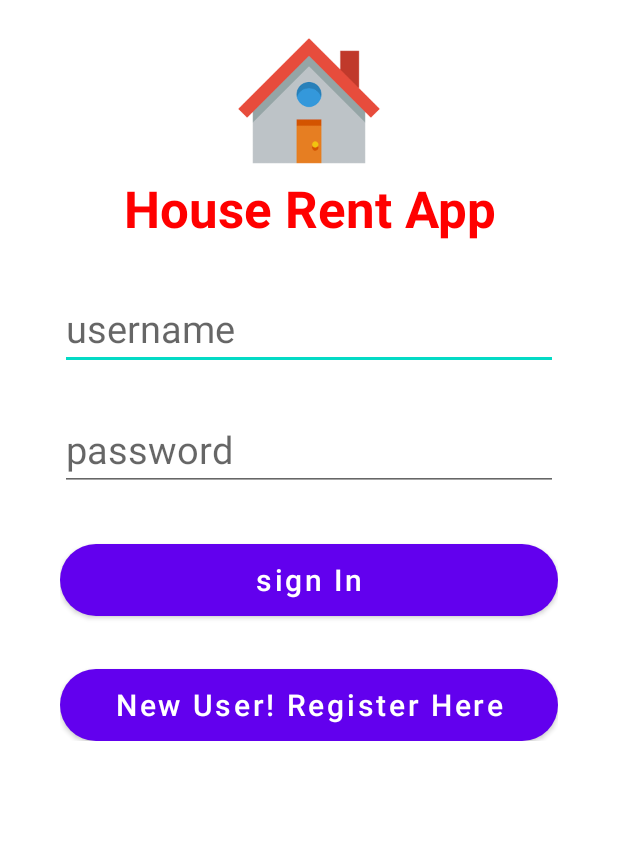
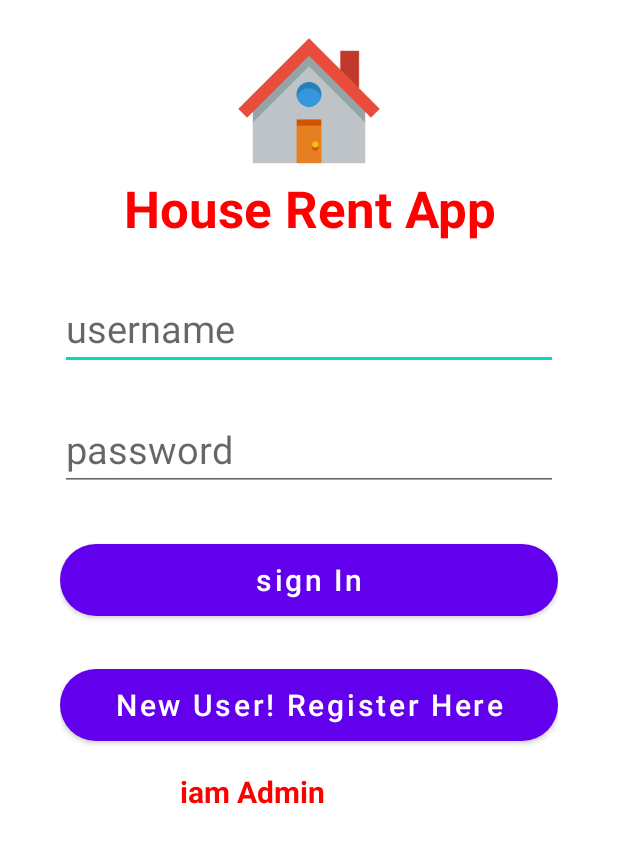
Before and after one commit to GloryJumbo/HouseRentalsApp, an Android app: the screen it shows after launch (MainActivity), on a phone screen of 412 x 824 dp. Shown: the top 843 px of the screen. Run offline under Robolectric (Android 15) with nearby library versions, the phone set to English and light mode, and no system bars; Roboto replaces fonts that are not available here.

Commit message:
more changes on the interface

```diff
--- a/app/src/main/AndroidManifest.xml
+++ b/app/src/main/AndroidManifest.xml
@@ -9,6 +9,7 @@
         android:roundIcon="@mipmap/ic_launcher_round"
         android:supportsRtl="true"
         android:theme="@style/Theme.HouseRentalsApp">
+        <activity android:name=".LoginAdminPanel"></activity>
         <activity android:name=".AdminPanel" />
         <activity android:name=".CustomerPanel" />
         <activity android:name=".SignUp" />
--- a/app/src/main/java/com/example/houserentalsapp/CustomerPanel.java
+++ b/app/src/main/java/com/example/houserentalsapp/CustomerPanel.java
@@ -21,7 +21,7 @@ public class CustomerPanel extends AppCompatActivity {
         //creating add data
 
         ArrayList<House> arrayList = new ArrayList<>();
-        arrayList.add(new House(R.drawable.img1, "Location:Matawale","Price : K300000"));
+        arrayList.add(new House(R.drawable.img1, "Location:Matawale"  ,"Price : K300000"));
         arrayList.add(new House(R.drawable.img2, "Location:Jali", "Price : k400000"));
         arrayList.add(new House(R.drawable.img3, "Location:AirWing", "Price : K150000"));
         arrayList.add(new House(R.drawable.img4, "Location:NewRoad", "Price : k 70000"));
--- a/app/src/main/java/com/example/houserentalsapp/MainActivity.java
+++ b/app/src/main/java/com/example/houserentalsapp/MainActivity.java
@@ -4,6 +4,7 @@ import android.content.Intent;
 import android.os.Bundle;
 import android.widget.Button;
 import android.widget.EditText;
+import android.widget.TextView;
 import android.widget.Toast;
 
 import androidx.appcompat.app.AppCompatActivity;
@@ -11,6 +12,7 @@ import androidx.appcompat.app.AppCompatActivity;
 public class MainActivity extends AppCompatActivity {
     EditText usernameLog, passwordLog;
     Button signUp_btn, signIn_btnLog;
+    TextView adminLink;
 
     DBHelper myDB;
     @Override
@@ -22,6 +24,8 @@ public class MainActivity extends AppCompatActivity {
         passwordLog = findViewById(R.id.btnPasswordSgIn);
         signIn_btnLog = findViewById(R.id.btnSignIn);
         signUp_btn = findViewById(R.id.btnSignUpSgn);
+
+        adminLink = findViewById(R.id.adminPaneLink);
 
         myDB = new DBHelper(this);
 
@@ -52,5 +56,9 @@ public class MainActivity extends AppCompatActivity {
             Intent intent = new Intent(getApplicationContext(),SignUp.class);
             startActivity(intent);
         });
+        adminLink.setOnClickListener(view -> {
+            Intent intent = new Intent(getApplicationContext(),LoginAdminPanel.class);
+            startActivity(intent);
+        });
     }
 }
--- a/app/src/main/res/layout/activity_admin_panel.xml
+++ b/app/src/main/res/layout/activity_admin_panel.xml
@@ -8,4 +8,4 @@
 
 
 
-    </androidx.constraintlayout.widget.ConstraintLayout>
+</androidx.constraintlayout.widget.ConstraintLayout>
--- a/app/src/main/res/layout/activity_main.xml
+++ b/app/src/main/res/layout/activity_main.xml
@@ -78,6 +78,20 @@
             android:text="@string/new_user_register_here"
             android:textAllCaps="false"
             android:textSize="20sp" />
+        <TextView
+            android:id="@+id/adminPaneLink"
+            android:layout_width="wrap_content"
+            android:layout_height="wrap_content"
+            android:layout_marginTop="20dp"
+            android:text="@string/iam_admin"
+            android:textColor="#FF0000"
+            android:textSize="20sp"
+            android:textStyle="bold"
+            android:gravity="left"
+            android:layout_marginStart="80dp"
+            android:layout_marginEnd="23dp"
+            tools:ignore="RtlHardcoded" />
+
     </LinearLayout>
 
 </androidx.constraintlayout.widget.ConstraintLayout>
--- a/app/src/main/res/values/strings.xml
+++ b/app/src/main/res/values/strings.xml
@@ -23,4 +23,6 @@
     <string name="desTitle">DesTitle</string>
     <string name="subtitle">SubTitle</string>
     <string name="name">Name</string>
+    <string name="iam_admin">iam Admin</string>
+    <string name="sign_in_to_upload_apartments">Sign in to Upload Apartments</string>
 </resources>
```
Also changed, not shown: app/src/main/java/com/example/houserentalsapp/LoginAdminPanel.java (added, +29 -0 lines), app/src/main/res/layout/activity_login_admin_panel.xml (added, +90 -0 lines).
